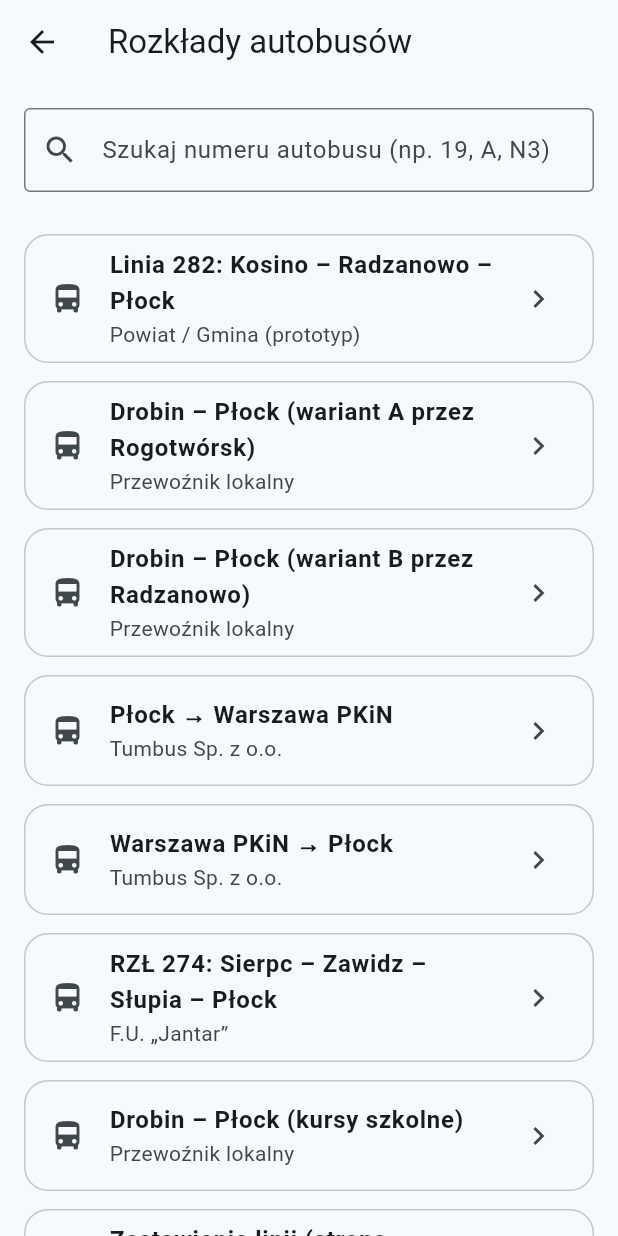
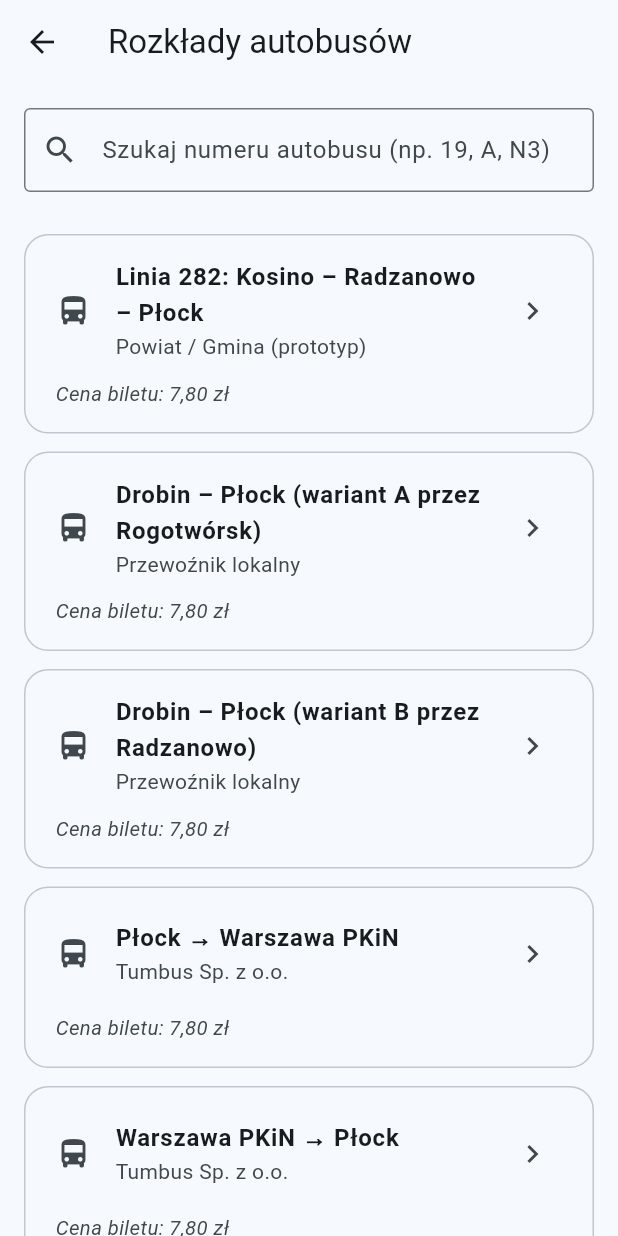
Before and after one commit to KarolDziegielewski/sump, a Flutter app: the BusTimetableScreen screen opened directly, on a phone screen of 412 x 824 dp. Run offline on Flutter 3.47's test engine with Material 3 defaults, Android fonts, the phone set to English and light mode, and no system bars; our stand-ins replace flutter_map, latlong2.

Commit message:
wqdsacsd dsc

```diff
--- a/lib/screens/bus_timetable_screen.dart
+++ b/lib/screens/bus_timetable_screen.dart
@@ -63,6 +63,7 @@ class _BusTimetableScreenState extends State<BusTimetableScreen> {
               padding: const EdgeInsets.all(16),
               itemBuilder: (context, i) {
                 final tt = filtered[i];
+
                 return InkWell(
                   borderRadius: BorderRadius.circular(16),
                   onTap: () {
@@ -77,12 +78,40 @@ class _BusTimetableScreenState extends State<BusTimetableScreen> {
                         color: Theme.of(context).colorScheme.outlineVariant,
                       ),
                     ),
-                    child: ListTile(
-                      leading: const Icon(Icons.directions_bus),
-                      title: Text(tt.title,
-                          style: const TextStyle(fontWeight: FontWeight.w600)),
-                      subtitle: Text(tt.operatorName),
-                      trailing: const Icon(Icons.chevron_right),
+                    child: Padding(
+                      padding: const EdgeInsets.symmetric(
+                          vertical: 8.0, horizontal: 4.0),
+                      child: Column(
+                        crossAxisAlignment: CrossAxisAlignment.start,
+                        children: [
+                          ListTile(
+                            leading: const Icon(Icons.directions_bus),
+                            title: Text(
+                              tt.title,
+                              style:
+                                  const TextStyle(fontWeight: FontWeight.w600),
+                            ),
+                            subtitle: Text(tt.operatorName),
+                            trailing: const Icon(Icons.chevron_right),
+                          ),
+                          const SizedBox(height: 4),
+                          Padding(
+                            padding:
+                                const EdgeInsets.symmetric(horizontal: 16.0),
+                            child: Text(
+                              'Cena biletu: 7,80 zł',
+                              style: TextStyle(
+                                color: Theme.of(context)
+                                    .colorScheme
+                                    .onSurfaceVariant,
+                                fontSize: 13.5,
+                                fontStyle: FontStyle.italic,
+                              ),
+                            ),
+                          ),
+                          const SizedBox(height: 8),
+                        ],
+                      ),
                     ),
                   ),
                 );
```
